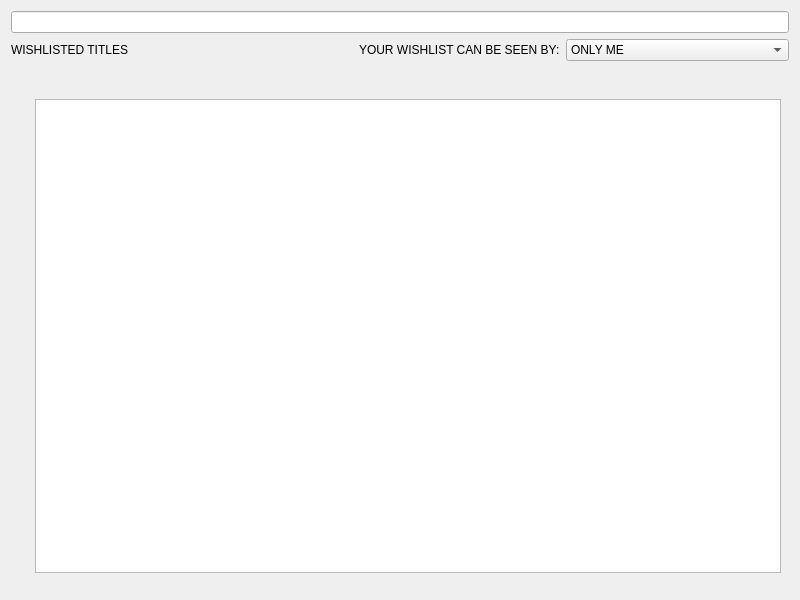
pamugk/nebulae-qt, file pages/wishlistpage.ui: the form before one commit.
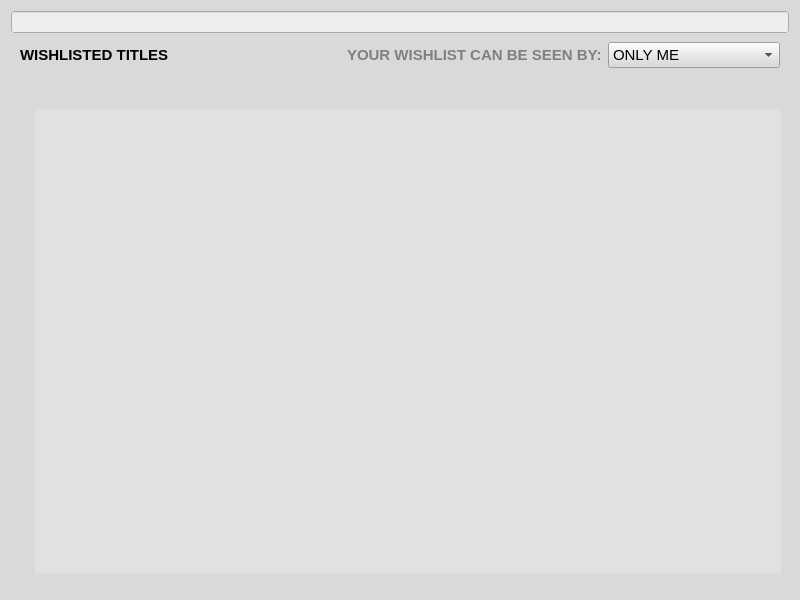
The form after the commit.

The edit to the form file:
```diff
--- a/pages/wishlistpage.ui
+++ b/pages/wishlistpage.ui
@@ -13,18 +13,51 @@
   <property name="windowTitle">
    <string>Form</string>
   </property>
-  <layout class="QVBoxLayout" name="verticalLayout">
+  <property name="styleSheet">
+   <string notr="true">background: rgb(217, 217, 217);</string>
+  </property>
+  <layout class="QVBoxLayout" name="layout">
+   <property name="spacing">
+    <number>0</number>
+   </property>
    <item>
+    <widget class="QWidget" name="filters" native="true">
+     <property name="styleSheet">
+      <string notr="true">background: rgb(237, 237, 237);</string>
+     </property>
     <layout class="QHBoxLayout" name="filtersLayout">
+      <property name="spacing">
+       <number>0</number>
+      </property>
+      <property name="leftMargin">
+       <number>0</number>
+      </property>
+      <property name="topMargin">
+       <number>0</number>
+      </property>
+      <property name="rightMargin">
+       <number>0</number>
+      </property>
+      <property name="bottomMargin">
+       <number>0</number>
+      </property>
      <item>
       <widget class="QLineEdit" name="searchEdit"/>
      </item>
     </layout>
+    </widget>
    </item>
    <item>
+    <widget class="QWidget" name="header" native="true">
     <layout class="QHBoxLayout" name="headerLayout">
      <item>
       <widget class="QLabel" name="titleLabel">
+        <property name="font">
+         <font>
+          <pointsize>11</pointsize>
+          <bold>true</bold>
+         </font>
+        </property>
        <property name="text">
         <string>WISHLISTED TITLES</string>
        </property>
@@ -45,6 +78,15 @@
      </item>
      <item>
       <widget class="QLabel" name="visibilityLabel">
+        <property name="font">
+         <font>
+          <pointsize>11</pointsize>
+          <bold>true</bold>
+         </font>
+        </property>
+        <property name="styleSheet">
+         <string notr="true">color: gray;</string>
+        </property>
        <property name="text">
         <string>YOUR WISHLIST CAN BE SEEN BY:</string>
        </property>
@@ -58,6 +100,14 @@
          <verstretch>0</verstretch>
         </sizepolicy>
        </property>
+        <property name="font">
+         <font>
+          <pointsize>11</pointsize>
+         </font>
+        </property>
+        <property name="cursor">
+         <cursorShape>PointingHandCursor</cursorShape>
+        </property>
        <item>
         <property name="text">
          <string>ONLY ME</string>
@@ -76,6 +126,7 @@
       </widget>
      </item>
     </layout>
+    </widget>
    </item>
    <item>
     <widget class="QStackedWidget" name="contentsStack">
@@ -97,22 +148,47 @@
         <number>16</number>
        </property>
        <item>
-        <widget class="QListWidget" name="resultsList">
-         <property name="editTriggers">
-          <set>QAbstractItemView::NoEditTriggers</set>
+        <widget class="QScrollArea" name="resultsScrollArea">
+         <property name="styleSheet">
+          <string notr="true">QScrollArea
+{
+	background: #e1e1e1;
+	border: none;
+}</string>
          </property>
-         <property name="showDropIndicator" stdset="0">
-          <bool>false</bool>
-         </property>
-         <property name="selectionMode">
-          <enum>QAbstractItemView::NoSelection</enum>
-         </property>
-         <property name="resizeMode">
-          <enum>QListView::Adjust</enum>
-         </property>
-         <property name="uniformItemSizes">
+         <property name="widgetResizable">
           <bool>true</bool>
          </property>
+         <widget class="QWidget" name="resultsScrollAreaContents">
+          <property name="geometry">
+           <rect>
+            <x>0</x>
+            <y>0</y>
+            <width>750</width>
+            <height>478</height>
+           </rect>
+          </property>
+          <property name="styleSheet">
+           <string notr="true">background: #e1e1e1;</string>
+          </property>
+          <layout class="QVBoxLayout" name="resultsScrollAreaContentsLayout">
+           <property name="spacing">
+            <number>1</number>
+           </property>
+           <property name="leftMargin">
+            <number>0</number>
+           </property>
+           <property name="topMargin">
+            <number>0</number>
+           </property>
+           <property name="rightMargin">
+            <number>0</number>
+           </property>
+           <property name="bottomMargin">
+            <number>0</number>
+           </property>
+          </layout>
+         </widget>
         </widget>
        </item>
       </layout>
```
Lines whose indentation alone changed are shown as unchanged.
